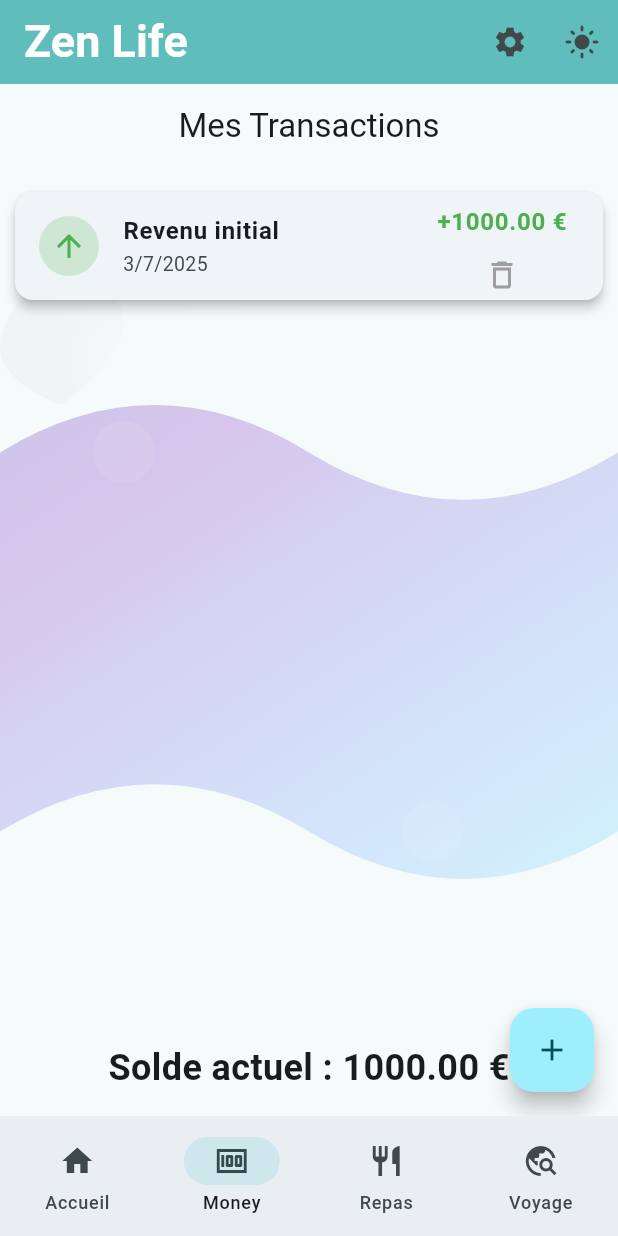
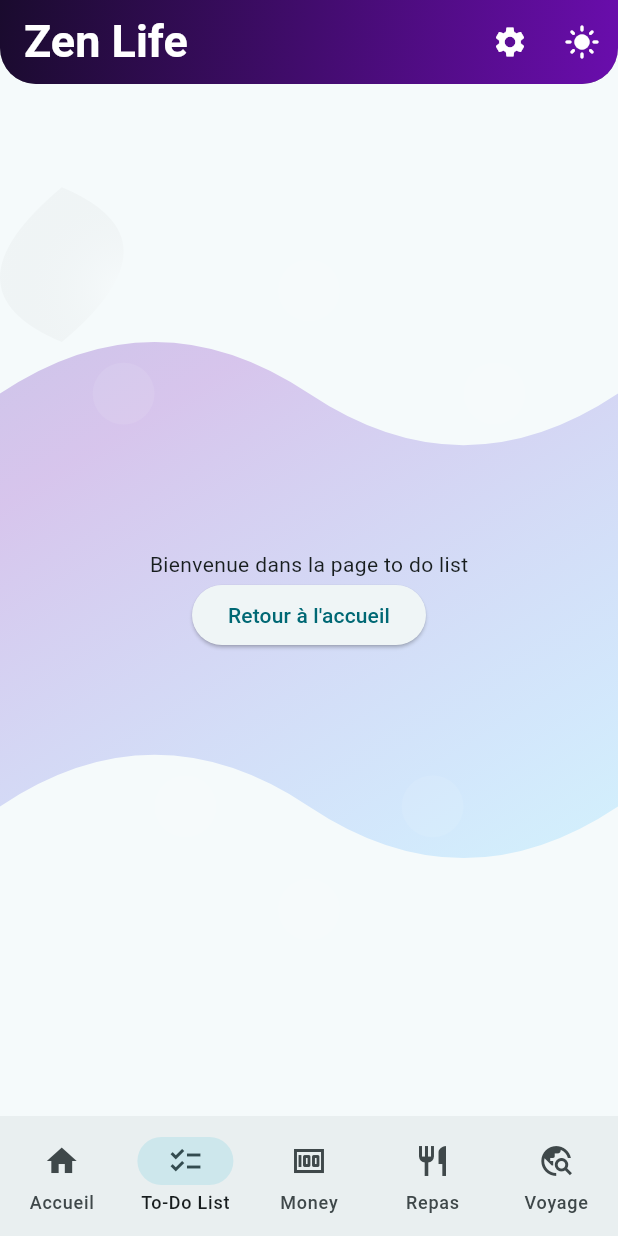
Before and after one commit to ElazarCohen1/ZenLife, a Flutter app: the screen it shows after launch, item 2 of the bottom bar chosen, on a phone screen of 412 x 824 dp. Run offline on Flutter 3.47's test engine with Material 3 defaults, Android fonts, the light colour scheme and no system bars; our stand-ins replace date_field.

Commit message:
add page to do list and add money

```diff
--- a/flutter_version/lib/views/pages/accueil.dart
+++ b/flutter_version/lib/views/pages/accueil.dart
@@ -11,6 +11,7 @@ class Accueil extends StatelessWidget {
         painter: BackgroundPainter(),
         size: Size.infinite,
         child: Center(
+          child: SingleChildScrollView(
             child: Column(
               mainAxisAlignment: MainAxisAlignment.center,
               children: [
@@ -29,6 +30,7 @@ class Accueil extends StatelessWidget {
             ),
           ),
         ),
+      ),
     );
   }
 }
--- a/flutter_version/lib/views/pages/money.dart
+++ b/flutter_version/lib/views/pages/money.dart
@@ -1,5 +1,6 @@
 import 'package:flutter/material.dart';
 import 'package:flutter_version/data/classes/money.dart';
+import 'package:flutter_version/views/pages/add_payement.dart';
 import 'package:flutter_version/views/widget/customPaint.dart';
 import 'package:provider/provider.dart';
 
@@ -128,7 +129,10 @@ class _MoneyState extends State<Money> {
       ),
       floatingActionButton: FloatingActionButton(
         onPressed: () {
-          // Action pour ajouter une transaction
+          Navigator.push(
+            context,
+            MaterialPageRoute(builder: (context) => const AddPayement()),
+          );
         },
         child: const Icon(Icons.add),
       ),
--- /dev/null
+++ b/flutter_version/lib/views/pages/to_do_list_page.dart
@@ -0,0 +1,28 @@
+import 'package:flutter/material.dart';
+import 'package:flutter_version/views/widget/customPaint.dart';
+
+class ToDoList extends StatelessWidget {
+  const ToDoList({super.key});
+
+  @override
+  Widget build(BuildContext context) {
+    return CustomPaint(
+      size: Size.infinite,
+      painter: BackgroundPainter(),
+      child: Center(
+        child: Column(
+          mainAxisAlignment: MainAxisAlignment.center,
+          children: [
+            const Text("Bienvenue dans la page to do list"),
+            ElevatedButton(
+              onPressed: () {
+                Navigator.pop(context);
+              },
+              child: const Text("Retour à l'accueil"),
+            ),
+          ],
+        ),
+      ),
+    );
+  }
+}
--- a/flutter_version/lib/views/pages/widget_tree.dart
+++ b/flutter_version/lib/views/pages/widget_tree.dart
@@ -4,10 +4,11 @@ import 'package:flutter_version/views/pages/accueil.dart';
 import 'package:flutter_version/views/pages/money.dart';
 import 'package:flutter_version/views/pages/my_meal.dart';
 import 'package:flutter_version/views/pages/settings.dart';
+import 'package:flutter_version/views/pages/to_do_list_page.dart';
 import 'package:flutter_version/views/pages/travel.dart';
 import 'package:flutter_version/views/widget/navbar.dart';
 
-List<Widget> pagesList = [Accueil(), Money(), MyMeal(), Travel()];
+List<Widget> pagesList = [Accueil(), ToDoList(), Money(), MyMeal(), Travel()];
 
 class WidgetTree extends StatelessWidget {
   const WidgetTree({super.key});
@@ -16,7 +17,34 @@ class WidgetTree extends StatelessWidget {
   Widget build(BuildContext context) {
     return Scaffold(
       appBar: AppBar(
-        title: Text(
+        backgroundColor: Colors.transparent,
+        elevation: 0,
+        flexibleSpace: ClipRRect(
+          borderRadius: const BorderRadius.only(
+            bottomLeft: Radius.circular(24),
+            bottomRight: Radius.circular(24),
+          ),
+          child: Container(
+            decoration: const BoxDecoration(
+              gradient: LinearGradient(
+                colors: [
+                  Color(0xFF1A0B2E), // violet très foncé
+                  Color(0xFF6A0DAD), // violet classique
+                ],
+                begin: Alignment.topLeft,
+                end: Alignment.bottomRight,
+              ),
+              boxShadow: [
+                BoxShadow(
+                  color: Colors.black54,
+                  blurRadius: 8,
+                  offset: Offset(0, 4),
+                ),
+              ],
+            ),
+          ),
+        ),
+        title: const Text(
           'Zen Life',
           style: TextStyle(
             fontSize: 30,
@@ -32,7 +60,7 @@ class WidgetTree extends StatelessWidget {
                 MaterialPageRoute(builder: (context) => Settings()),
               );
             },
-            icon: Icon(Icons.settings),
+            icon: const Icon(Icons.settings, color: Colors.white),
           ),
           IconButton(
             onPressed: () {
@@ -42,14 +70,17 @@ class WidgetTree extends StatelessWidget {
               isDarkModeNotifier.value == true
                   ? Icons.dark_mode
                   : Icons.light_mode,
+              color: Colors.white,
             ),
           ),
         ],
-        backgroundColor: const Color.fromARGB(255, 95, 190, 187),
       ),
       body: ValueListenableBuilder(
         valueListenable: selectedPageNotifier,
         builder: (context, value, child) {
+          print(
+            "Selected index: $value" + pagesList.elementAt(value).toString(),
+          );
           return pagesList.elementAt(value);
         },
       ),
--- a/flutter_version/lib/views/widget/navbar.dart
+++ b/flutter_version/lib/views/widget/navbar.dart
@@ -12,6 +12,10 @@ class NavBar extends StatelessWidget {
         return NavigationBar(
           destinations: [
             NavigationDestination(icon: Icon(Icons.home), label: "Accueil"),
+            NavigationDestination(
+              icon: Icon(Icons.checklist),
+              label: "To-Do List",
+            ),
             NavigationDestination(icon: Icon(Icons.money), label: "Money"),
             NavigationDestination(icon: Icon(Icons.restaurant), label: "Repas"),
             NavigationDestination(
--- a/flutter_version/pubspec.yaml
+++ b/flutter_version/pubspec.yaml
@@ -35,6 +35,7 @@ dependencies:
   # The following adds the Cupertino Icons font to your application.
   # Use with the CupertinoIcons class for iOS style icons.
   cupertino_icons: ^1.0.8
+  date_field: ^6.0.3+1
 
 dev_dependencies:
   flutter_test:
```
Also changed, not shown: flutter_version/lib/views/pages/add_payement.dart (added, +119 -0 lines), flutter_version/lib/views/pages/add_remove_payement.dart (deleted, +0 -19 lines), flutter_version/lib/views/pages/mainscaffold.dart (deleted, +0 -22 lines), flutter_version/pubspec.lock, 2 other files. Lines whose indentation alone changed are shown as unchanged.
